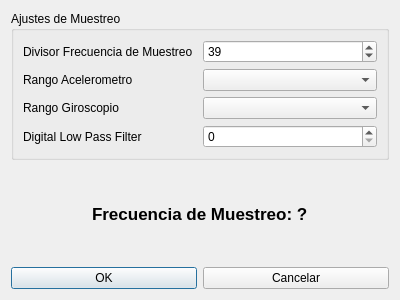
Above: ajustessensores.ui from hectorda/Bio-Feedback before the change. Below: the same form after it.
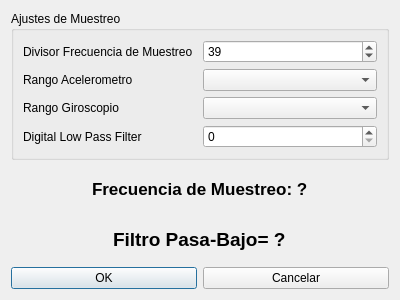
That is the form after the change. Icons and pictures are not drawn.

Commit message: Agragado Tab, Qcustomplot resultados tab, funcion limpiargraficos,  otros

```diff
--- a/ajustessensores.ui
+++ b/ajustessensores.ui
@@ -81,6 +81,8 @@
      </layout>
     </widget>
    </item>
+   <item>
+    <layout class="QVBoxLayout" name="verticalLayout_2">
    <item alignment="Qt::AlignHCenter">
     <widget class="QLabel" name="labelSampleRate">
      <property name="font">
@@ -96,6 +98,27 @@
       <string>Frecuencia de Muestreo: ?</string>
      </property>
     </widget>
+     </item>
+     <item alignment="Qt::AlignHCenter">
+      <widget class="QLabel" name="labelDLPF">
+       <property name="font">
+        <font>
+         <family>MS Shell Dlg 2</family>
+         <pointsize>14</pointsize>
+         <weight>75</weight>
+         <italic>false</italic>
+         <bold>true</bold>
+        </font>
+       </property>
+       <property name="styleSheet">
+        <string notr="true"/>
+       </property>
+       <property name="text">
+        <string>Filtro Pasa-Bajo= ?</string>
+       </property>
+      </widget>
+     </item>
+    </layout>
    </item>
    <item>
     <layout class="QHBoxLayout" name="horizontalLayout">
```
Left out of the diff: 2 changed lines with no effect on the pictures. Lines whose indentation alone changed are shown as unchanged. The commit also changes 5 other files.
